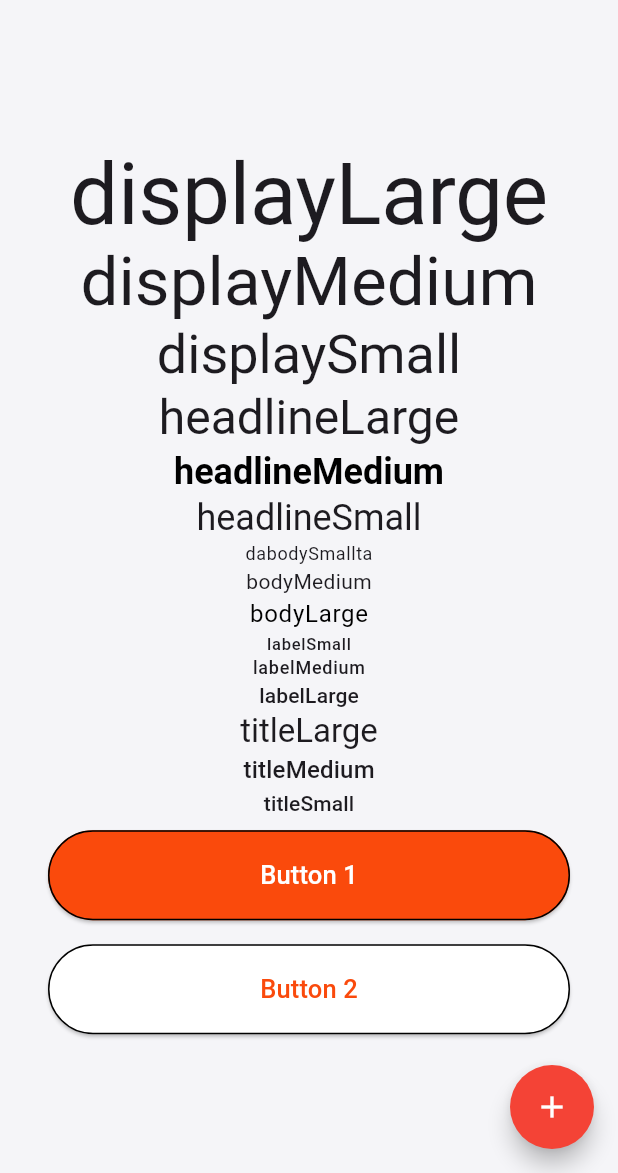
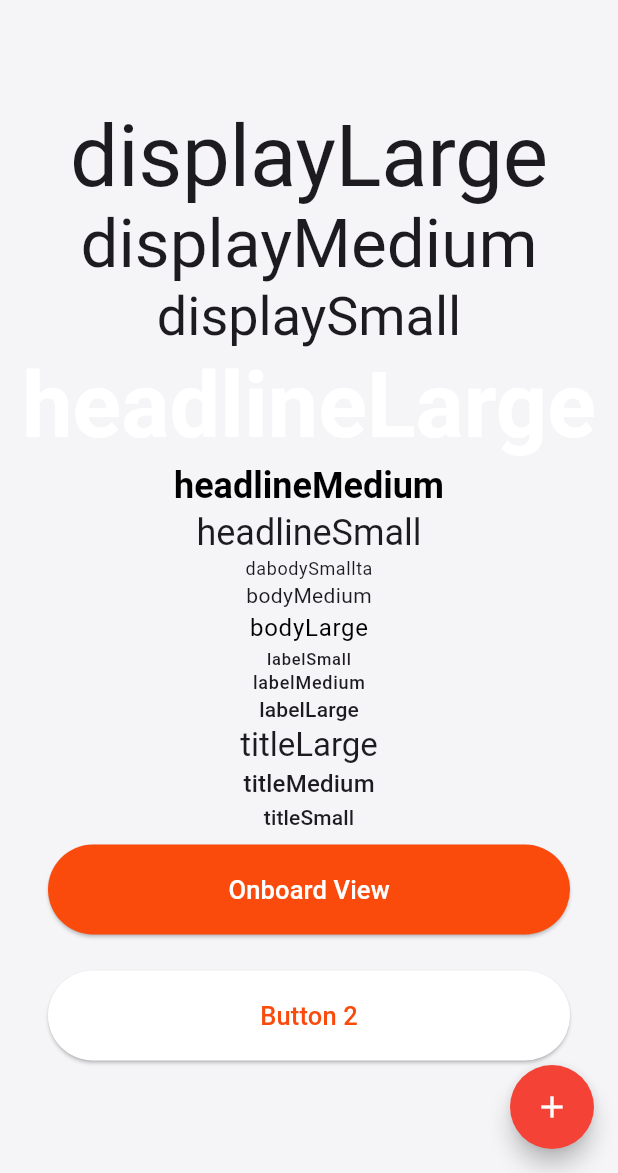
Before and after one commit to ozcanbayram/demo-apps, a Flutter app: the screen it shows after launch, on a phone screen of 412 x 824 dp, the part 63-1236 px from its top. Run offline on Flutter 3.47's test engine with Material 3 defaults, Android fonts, the phone set to English and light mode, and no system bars.

Commit message:
Created Onboarding View

```diff
--- a/lib/core/const/core_sizes.dart
+++ b/lib/core/const/core_sizes.dart
@@ -5,4 +5,5 @@
   const CoreSizes._();
   static const double largeButtonHeight = 60;
   static const double largeButtontextSize = 17;
+  static const double headlineLargeSize = 60;
 }
--- a/lib/core/const/project_texts.dart
+++ b/lib/core/const/project_texts.dart
@@ -6,4 +6,11 @@
 
   static const String appName = 'Delivery App';
   static const String appDescription = 'A starter project for Flutter';
+
+  //!      Onboard Texts
+  static const String onboardTitle = 'Food For \nEveryone';
+
+  //!      Button Texts
+  static const String getSartedButton = 'Get Started';
+
 }
--- a/lib/main.dart
+++ b/lib/main.dart
@@ -6,7 +6,6 @@
 import 'theme/theme.dart';
 
 void main() {
-  // Status bar rengini ve ikonlarının rengi
   SystemChrome.setSystemUIOverlayStyle(const SystemUiOverlayStyle(
     statusBarColor: ProjectColors.transparant,
     statusBarIconBrightness: Brightness.dark,
@@ -16,13 +15,12 @@
 
 class MyApp extends StatelessWidget {
   const MyApp({super.key});
-
   @override
   Widget build(BuildContext context) {
     return MaterialApp(
       debugShowCheckedModeBanner: false,
       title: ProjectTexts.appName,
-      theme: lightTheme, // Temayı burada kullanın
+      theme: lightTheme,
       home: ThemeExamlView(),
     );
   }
--- a/lib/product/custom/custom_large_button.dart
+++ b/lib/product/custom/custom_large_button.dart
@@ -17,9 +17,9 @@
   @override
   Widget build(BuildContext context) {
     return Padding(
-      padding: CustomPadding.customOnly(),
+      padding: CustomPadding.customOnlyMedium(),
       child: ElevatedButton(
-        onPressed: () {},
+        onPressed: onPressed,
         style: ElevatedButton.styleFrom(
           backgroundColor: bgColor,
           foregroundColor: frColor,
--- a/lib/product/custom/custom_padding.dart
+++ b/lib/product/custom/custom_padding.dart
@@ -4,11 +4,19 @@
   const CustomPadding.all() : super.all(16);
   const CustomPadding.verticalMedium() : super.symmetric(vertical: 16);
   const CustomPadding.horizontalMedium() : super.symmetric(horizontal: 16);
-  const CustomPadding.customOnly()
+  const CustomPadding.horizontalLarge() : super.symmetric(horizontal: 32);
+  const CustomPadding.customOnlysmall()
       : super.only(
           top: 8,
           bottom: 8,
           left: 32,
           right: 32,
         );
+  const CustomPadding.customOnlyMedium()
+      : super.only(
+          top: 8,
+          bottom: 16,
+          left: 32,
+          right: 32,
+        );
 }
--- a/lib/theme/theme.dart
+++ b/lib/theme/theme.dart
@@ -1,3 +1,4 @@
+import 'package:delivery_app/core/const/core_sizes.dart';
 import 'package:delivery_app/core/const/project_colors.dart';
 import 'package:flutter/material.dart';
 import 'package:flutter/services.dart';
@@ -14,6 +15,10 @@
         fontWeight: FontWeight.bold,
         color: ProjectColors.textPrimary),
     bodyLarge: TextStyle(fontSize: 16.0, color: Colors.black),
+    headlineLarge: TextStyle(
+        fontSize: CoreSizes.headlineLargeSize,
+        fontWeight: FontWeight.bold,
+        color: ProjectColors.white),
   ),
 
   //! AppBar action button theme
@@ -37,13 +42,11 @@
     style: ButtonStyle(
       backgroundColor: WidgetStateProperty.all(ProjectColors.primary),
       foregroundColor: WidgetStateProperty.all(ProjectColors.white),
-      side: WidgetStateProperty.all(
-        BorderSide(
-          width: 1.0,
-          // color: ProjectColors.transparant,
-          // style: BorderStyle.solid,
-        ),
-      ),
+      // side: WidgetStateProperty.all(
+      //   BorderSide(
+      //        width: 1.0,
+      //        color: ProjectColors.transparant,
+      //        style: BorderStyle.solid),),
       shape: WidgetStateProperty.all(
         RoundedRectangleBorder(
           borderRadius: BorderRadius.all(Radius.circular(30.0)),
--- a/pubspec.yaml
+++ b/pubspec.yaml
@@ -2,7 +2,7 @@
 description: "A new Flutter project."
 # The following line prevents the package from being accidentally published to
 # pub.dev using `flutter pub publish`. This is preferred for private packages.
-publish_to: 'none' # Remove this line if you wish to publish to pub.dev
+publish_to: "none" # Remove this line if you wish to publish to pub.dev
 
 # The following defines the version and build number for your application.
 # A version number is three numbers separated by dots, like 1.2.43
@@ -51,14 +51,14 @@
 
 # The following section is specific to Flutter packages.
 flutter:
-
   # The following line ensures that the Material Icons font is
   # included with your application, so that you can use the icons in
   # the material Icons class.
   uses-material-design: true
 
   # To add assets to your application, add an assets section, like this:
-  # assets:
+  assets:
+    - assets/images/
   #   - images/a_dot_burr.jpeg
   #   - images/a_dot_ham.jpeg
 
```
Also changed, not shown: lib/core/enums/image_enum.dart (added, +10 -0 lines), lib/view/onboard_view.dart (added, +43 -0 lines), lib/view/theme_example.dart (+12 -2 lines), assets/images/ic_chef.png (added), assets/images/ic_splash.png (added).
